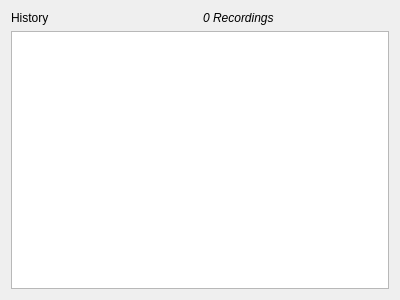
Before: the Qt Designer form devicescreenhistoryview.ui in eo640217/device-simulator, drawn with Qt 5.
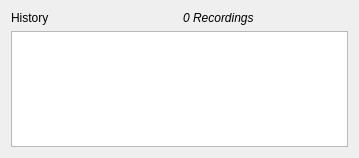
After: the same form once the commit is applied.

The edit to the form file:
```diff
--- a/devicescreenhistoryview.ui
+++ b/devicescreenhistoryview.ui
@@ -6,8 +6,8 @@
    <rect>
     <x>0</x>
     <y>0</y>
-    <width>400</width>
-    <height>300</height>
+    <width>359</width>
+    <height>158</height>
    </rect>
   </property>
   <property name="windowTitle">
@@ -38,7 +38,14 @@
     </layout>
    </item>
    <item>
-    <widget class="QListView" name="listView"/>
+    <widget class="QListWidget" name="listWidget">
+     <property name="autoScroll">
+      <bool>true</bool>
+     </property>
+     <property name="alternatingRowColors">
+      <bool>true</bool>
+     </property>
+    </widget>
    </item>
   </layout>
  </widget>
```
